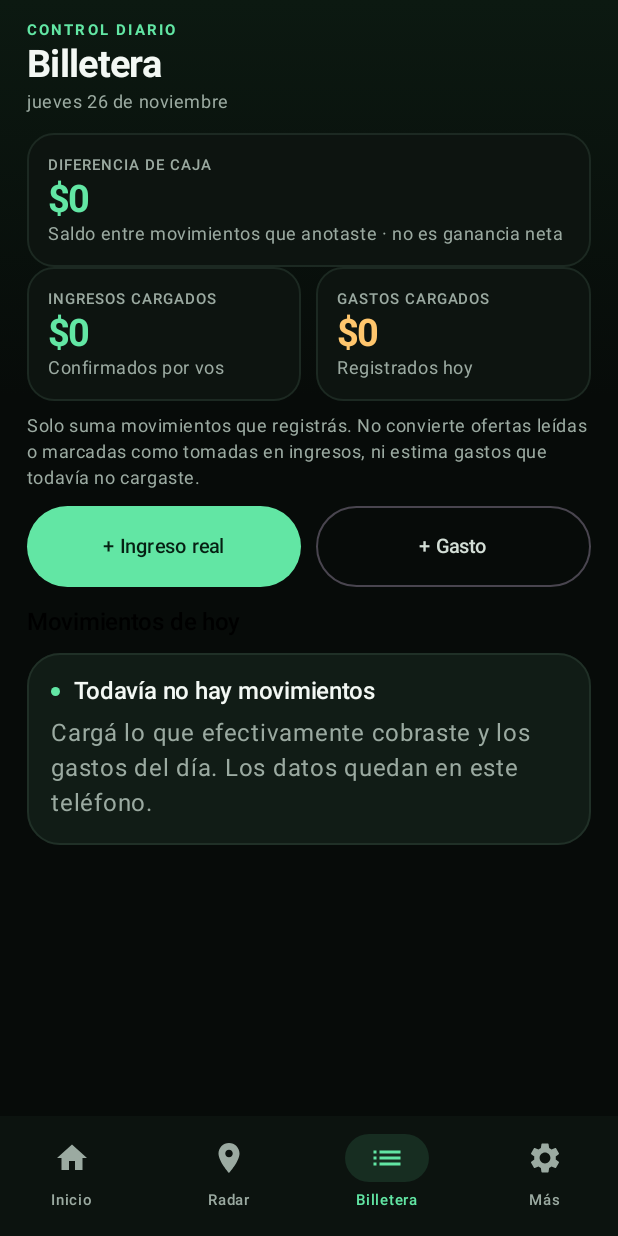
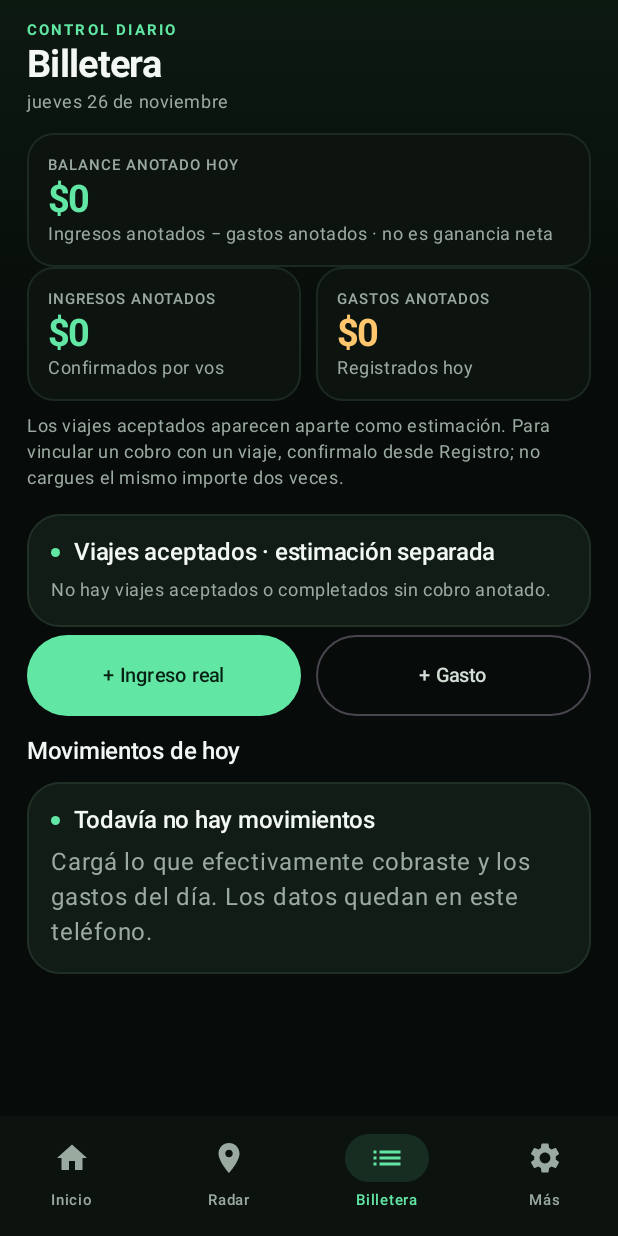
Before and after one commit to AlanGalarzaStanley/driverai-bridge, an Android app built with Jetpack Compose: the screen it shows after launch (MainActivity), item 3 of the bottom bar chosen, on a phone screen of 412 x 824 dp. Run offline under Robolectric (Android 15) with nearby library versions, the phone set to English and light mode, and no system bars.

Commit message:
fix: separate accepted trip estimates from wallet income

```diff
--- a/app/src/main/java/ar/driverai/bridge/data/Repositories.kt
+++ b/app/src/main/java/ar/driverai/bridge/data/Repositories.kt
@@ -310,6 +310,26 @@ class HistoryRepository(private val store: DataStore<Preferences>) {
     }
 }
 
+/** Offer fares waiting for a driver-confirmed payment; never a wallet movement. */
+data class PendingTripEstimateSummary(
+    val pendingTrips: List<HistoryEntry>,
+    val offeredFareArs: Double,
+) {
+    val tripCount: Int get() = pendingTrips.size
+
+    companion object {
+        fun from(entries: List<HistoryEntry>): PendingTripEstimateSummary {
+            val pending = entries.filter {
+                it.tripStatus == TripStatus.ACCEPTED || it.tripStatus == TripStatus.COMPLETED
+            }
+            val estimatedFare = pending.sumOf { entry ->
+                entry.fare?.takeIf { it.isFinite() && it > 0.0 } ?: 0.0
+            }
+            return PendingTripEstimateSummary(pending, estimatedFare)
+        }
+    }
+}
+
 /** Shift figures keep offer estimates separate from confirmed money received. */
 data class ShiftStats(
     val trips: Int,
--- a/app/src/main/java/ar/driverai/bridge/ui/EvaluateScreen.kt
+++ b/app/src/main/java/ar/driverai/bridge/ui/EvaluateScreen.kt
@@ -144,7 +144,7 @@ fun EvaluateScreen(prefill: Boolean, onPrefillConsumed: () -> Unit) {
                     Text("Alternativa según tus umbrales", fontWeight = FontWeight.Bold)
                     Text("Con los datos disponibles para esta oferta, el piso para cumplir tus umbrales es ${Fmt.ars(alternative.minimumFare)}.")
                     if (assumptions.isNotEmpty()) Text("Supuestos: $assumptions.", color = Amber)
-                    Text("No predice otra oferta ni incorpora tráfico o demanda.", style = MaterialTheme.typography.bodySmall, color = Color.Gray)
+                    Text("No predice otra oferta ni incorpora tráfico o demanda.", style = MaterialTheme.typography.bodySmall, color = TextMuted)
                 }
                 OutlinedButton(onClick = { g.overlay.showEvaluation(rec, false) }) { Text("Mostrar en tarjeta flotante (demo)") }
             }
--- a/app/src/main/java/ar/driverai/bridge/ui/HistoryScreen.kt
+++ b/app/src/main/java/ar/driverai/bridge/ui/HistoryScreen.kt
@@ -59,7 +59,7 @@ fun HistoryScreen() {
     Column(Modifier.fillMaxSize().padding(horizontal = 18.dp, vertical = 12.dp)) {
         ScreenTitle("REGISTRO", "Actividad de ofertas", "De la lectura al viaje y al cobro")
         Section("Tu decisión · datos separados") {
-            Text("Una oferta observada no significa que la hayas aceptado. Completar un viaje y registrar lo que cobraste son pasos distintos; los importes reales se guardan en Billetera. No se envía información a Uber ni al servidor.", style = MaterialTheme.typography.bodySmall, color = TextMuted)
+            Text("Marcar una oferta como aceptada no crea un cobro: la tarifa queda como estimación. Después de completar el viaje, registrá en Registro lo que realmente cobraste; ese importe vinculado aparece en Billetera. No se envía información a Uber ni al servidor.", style = MaterialTheme.typography.bodySmall, color = TextMuted)
         }
         OutlinedButton(onClick = { scope.launch { g.historyRepo.clear() } }, modifier = Modifier.fillMaxWidth().padding(vertical = 4.dp)) { Text("Borrar historial de ofertas") }
         if (history.isEmpty()) {
--- a/app/src/main/java/ar/driverai/bridge/ui/MainActivity.kt
+++ b/app/src/main/java/ar/driverai/bridge/ui/MainActivity.kt
@@ -88,6 +88,7 @@ class MainActivity : ComponentActivity() {
         ) {
             Scaffold(
                 containerColor = Color.Transparent,
+                contentColor = MaterialTheme.colorScheme.onBackground,
                 bottomBar = {
                     if (tab != "copiloto" && tab != "ia") {
                         NavigationBar(containerColor = Color(0xF20D1410), tonalElevation = 0.dp) {
@@ -119,7 +120,7 @@ class MainActivity : ComponentActivity() {
                             tab = destination
                         }
                         "evaluar" -> EvaluateScreen(prefill) { prefill = false }
-                        "billetera" -> WalletScreen()
+                        "billetera" -> WalletScreen(onHistory = { tab = "historial" })
                         "vehiculo" -> VehicleScreen()
                         "mas" -> ToolsScreen { destination -> tab = destination }
                         "copiloto" -> CopilotScreen(onOpenAi = { aiReturn = "inicio"; tab = "ia" }) { tab = "inicio" }
--- a/app/src/main/java/ar/driverai/bridge/ui/WalletScreen.kt
+++ b/app/src/main/java/ar/driverai/bridge/ui/WalletScreen.kt
@@ -40,6 +40,7 @@ import ar.driverai.bridge.data.MoneyEntry
 import ar.driverai.bridge.data.MoneyKind
 import ar.driverai.bridge.data.MoneyLedgerRepository
 import ar.driverai.bridge.data.MoneyAmountParser
+import ar.driverai.bridge.data.PendingTripEstimateSummary
 import ar.driverai.bridge.engine.Fmt
 import kotlinx.coroutines.launch
 import java.time.LocalDate
@@ -47,12 +48,14 @@ import java.time.format.DateTimeFormatter
 import java.util.Locale
 
 @Composable
-fun WalletScreen() {
+fun WalletScreen(onHistory: () -> Unit = {}) {
     val g = DriverAiApp.graph
     val scope = rememberCoroutineScope()
     val entries by g.walletRepo.entries.collectAsState(initial = emptyList())
+    val history by g.historyRepo.entries.collectAsState(initial = emptyList())
     val today = LocalDate.now()
     val summary = remember(entries, today) { MoneyLedgerRepository.summarize(entries, today) }
+    val pendingTrips = remember(history) { PendingTripEstimateSummary.from(history) }
     var editingType by remember { mutableStateOf<MoneyKind?>(null) }
     var amountText by remember { mutableStateOf("") }
     var category by remember { mutableStateOf(MoneyCategory.TRIP_INCOME) }
@@ -62,17 +65,43 @@ fun WalletScreen() {
 
     Column(Modifier.fillMaxSize().verticalScroll(rememberScrollState()).padding(horizontal = 18.dp, vertical = 12.dp)) {
         ScreenTitle("Control diario", "Billetera", today.format(DateTimeFormatter.ofPattern("EEEE d 'de' MMMM", Locale.forLanguageTag("es-AR"))))
-        MetricCard("Diferencia de caja", Fmt.ars(summary.cashBalanceArs), "Saldo entre movimientos que anotaste · no es ganancia neta", Modifier.fillMaxWidth().testTag("wallet_balance_metric"), if (summary.cashBalanceArs < 0) Red else AccentMint)
+        MetricCard("Balance anotado hoy", Fmt.ars(summary.cashBalanceArs), "Ingresos anotados − gastos anotados · no es ganancia neta", Modifier.fillMaxWidth().testTag("wallet_balance_metric"), if (summary.cashBalanceArs < 0) Red else AccentMint)
         Row(horizontalArrangement = Arrangement.spacedBy(10.dp), modifier = Modifier.fillMaxWidth()) {
-            MetricCard("Ingresos cargados", Fmt.ars(summary.incomeArs), "Confirmados por vos", Modifier.weight(1f).testTag("wallet_income_metric"), Green)
-            MetricCard("Gastos cargados", Fmt.ars(summary.expensesArs), "Registrados hoy", Modifier.weight(1f).testTag("wallet_expense_metric"), Amber)
+            MetricCard("Ingresos anotados", Fmt.ars(summary.incomeArs), "Confirmados por vos", Modifier.weight(1f).testTag("wallet_income_metric"), Green)
+            MetricCard("Gastos anotados", Fmt.ars(summary.expensesArs), "Registrados hoy", Modifier.weight(1f).testTag("wallet_expense_metric"), Amber)
         }
         Text(
-            "Solo suma movimientos que registrás. No convierte ofertas leídas o marcadas como tomadas en ingresos, ni estima gastos que todavía no cargaste.",
+            "Los viajes aceptados aparecen aparte como estimación. Para vincular un cobro con un viaje, confirmalo desde Registro; no cargues el mismo importe dos veces.",
             style = MaterialTheme.typography.bodySmall,
             color = TextMuted,
             modifier = Modifier.padding(top = 8.dp, bottom = 10.dp),
         )
+        Section("Viajes aceptados · estimación separada", modifier = Modifier.fillMaxWidth().testTag("wallet_pending_trip_estimate")) {
+            if (pendingTrips.tripCount == 0) {
+                Text("No hay viajes aceptados o completados sin cobro anotado.", style = MaterialTheme.typography.bodySmall, color = TextMuted)
+            } else {
+                Text(
+                    pendingTrips.offeredFareArs.takeIf { it > 0.0 }?.let(Fmt::ars) ?: "Tarifa no identificada",
+                    style = MaterialTheme.typography.headlineSmall,
+                    color = AccentBlue,
+                    modifier = Modifier.testTag("wallet_pending_trip_amount"),
+                )
+                Text("${pendingTrips.tripCount} viaje(s) aceptado(s) o completado(s) sin cobro vinculado.", style = MaterialTheme.typography.bodyMedium)
+                pendingTrips.pendingTrips.take(3).forEach { trip ->
+                    val status = if (trip.tripStatus == ar.driverai.bridge.data.TripStatus.COMPLETED) {
+                        "Completado · falta confirmar el cobro"
+                    } else {
+                        "Aceptado · falta completar el viaje"
+                    }
+                    Text("$status · ${trip.fare?.let(Fmt::ars) ?: "sin tarifa"}", style = MaterialTheme.typography.bodySmall, color = TextMuted)
+                }
+                if (pendingTrips.tripCount > 3) Text("Y ${pendingTrips.tripCount - 3} viaje(s) más.", style = MaterialTheme.typography.bodySmall, color = TextMuted)
+                Text("Estimación según la tarifa ofrecida: no es dinero recibido y no se suma al balance.", style = MaterialTheme.typography.bodySmall, color = TextMuted)
+                OutlinedButton(onClick = onHistory, modifier = Modifier.fillMaxWidth().testTag("wallet_open_history")) {
+                    Text("Abrir Registro para confirmar")
+                }
+            }
+        }
         Row(horizontalArrangement = Arrangement.spacedBy(10.dp), modifier = Modifier.fillMaxWidth()) {
             Button(onClick = { editingType = MoneyKind.INCOME; category = MoneyCategory.TRIP_INCOME; amountText = ""; formError = null }, modifier = Modifier.weight(1f).height(54.dp).testTag("wallet_add_income")) {
                 Text("+ Ingreso real")
```
Also changed, not shown: app/src/main/java/ar/driverai/bridge/ui/HomeScreen.kt (+7 -1 lines), 2 other files.
